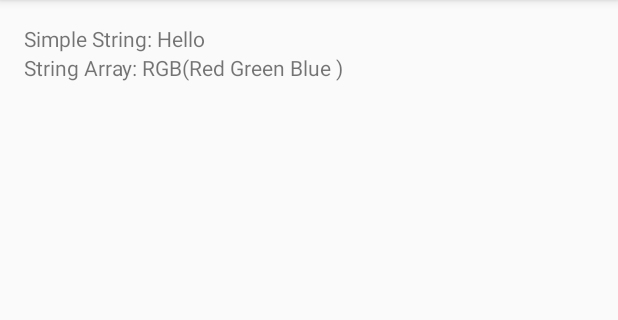
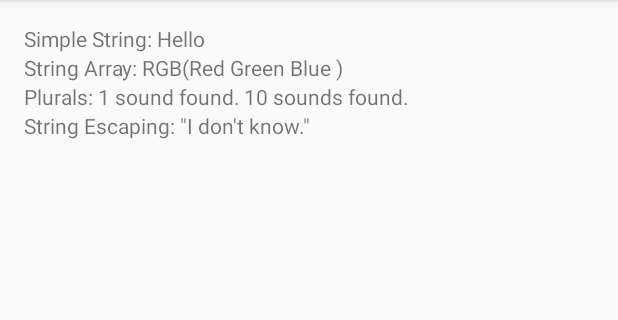
Before and after one commit to vwarship/Samples, an Android app: the ResourceStringTypeActivity screen opened directly, with no data from a screen before it, on a phone screen of 412 x 824 dp, the part 84-404 px from its top. Run offline under Robolectric (Android 15) with nearby library versions, the phone set to English and light mode, and no system bars.

Commit message:
Android Sample : Resource 增加 Quantity Strings 和 String Escaping

```diff
--- a/Android/Resource/app/src/main/java/com/zaoqibu/resource/ResourceStringTypeActivity.java
+++ b/Android/Resource/app/src/main/java/com/zaoqibu/resource/ResourceStringTypeActivity.java
@@ -1,5 +1,6 @@
 package com.zaoqibu.resource;
 
+import android.content.res.Resources;
 import android.os.Bundle;
 import android.support.v7.app.ActionBarActivity;
 import android.widget.TextView;
@@ -12,11 +13,15 @@ public class ResourceStringTypeActivity extends ActionBarActivity {
         super.onCreate(savedInstanceState);
         setContentView(R.layout.activity_resource_string_type);
 
+        Resources resources = getResources();
+
+        // Simple String
         String simpleString = getString(R.string.hello);
         TextView tvSimpleString = (TextView)findViewById(R.id.tvSimpleString);
         tvSimpleString.setText(simpleString);
 
-        String[] stringArray = getResources().getStringArray(R.array.rgb);
+        // String Array
+        String[] stringArray = resources.getStringArray(R.array.rgb);
         StringBuilder sb = new StringBuilder("String Array: RGB(");
         for (String s : stringArray)
             sb.append(s).append(" ");
@@ -24,6 +29,15 @@ public class ResourceStringTypeActivity extends ActionBarActivity {
 
         TextView tvStringArray = (TextView)findViewById(R.id.tvStringArray);
         tvStringArray.setText(sb.toString());
+
+        // Quantity Strings(Plurals)
+        TextView tvPlurals = (TextView)findViewById(R.id.tvPlurals);
+        tvPlurals.setText("Plurals: " + resources.getQuantityString(R.plurals.numberOfSongsAvailable, 1, 1) + "\t" +
+                resources.getQuantityString(R.plurals.numberOfSongsAvailable, 10, 10));
+
+        // String Escaping ' "
+        TextView tvEscaping = (TextView)findViewById(R.id.tvEscaping);
+        tvEscaping.setText(getString(R.string.escaping));
     }
 
 }
--- a/Android/Resource/app/src/main/res/layout/activity_resource_string_type.xml
+++ b/Android/Resource/app/src/main/res/layout/activity_resource_string_type.xml
@@ -12,4 +12,12 @@
         android:layout_width="wrap_content"
         android:layout_height="wrap_content" />
 
+    <TextView android:id="@+id/tvPlurals"
+        android:layout_width="wrap_content"
+        android:layout_height="wrap_content" />
+
+    <TextView android:id="@+id/tvEscaping"
+        android:layout_width="wrap_content"
+        android:layout_height="wrap_content" />
+
 </LinearLayout>
--- a/Android/Resource/app/src/main/res/values/string.xml
+++ b/Android/Resource/app/src/main/res/values/string.xml
@@ -1,9 +1,17 @@
 <?xml version="1.0" encoding="utf-8"?>
 <resources>
     <string name="hello">Simple String: Hello</string>
+
     <string-array name="rgb">
         <item>Red</item>
         <item>Green</item>
         <item>Blue</item>
     </string-array>
+
+    <plurals name="numberOfSongsAvailable">
+        <item quantity="one">%d sound found.</item>
+        <item quantity="other">%d sounds found.</item>
+    </plurals>
+
+    <string name="escaping">String Escaping: \"I don\'t know.\"</string>
 </resources>
```
